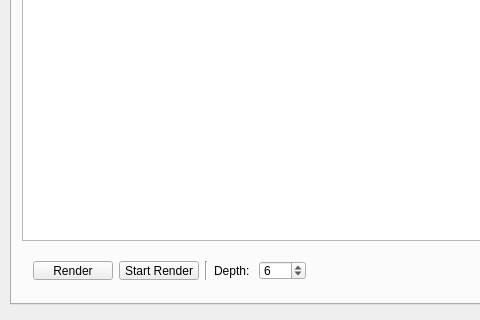
The window that mainwindow.ui (Theverat/SimpleTracer) describes before a commit, drawn with Qt 5; both pictures show x 0 to 480 and y 435 to 755 of the 860 by 755 pixel window.
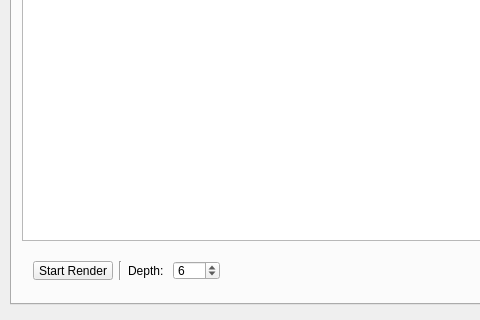
The same window after the commit. Icons and pictures are not drawn.

Diff of the .ui file:
```diff
--- a/mainwindow.ui
+++ b/mainwindow.ui
@@ -107,13 +107,6 @@
        <item>
         <widget class="QPushButton" name="pushButton">
          <property name="text">
-          <string>Render</string>
-         </property>
-        </widget>
-       </item>
-       <item>
-        <widget class="QPushButton" name="pushButton_2">
-         <property name="text">
           <string>Start Render</string>
          </property>
         </widget>
```
Left out of the diff: 2 changed lines with no effect on the pictures.
